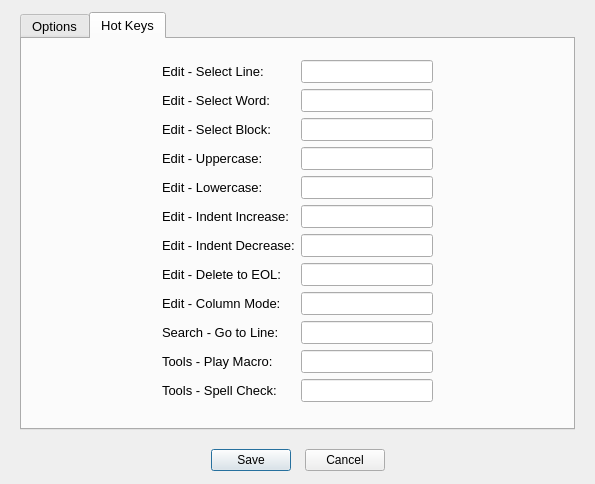
Qt form forms/dialog_options.ui (copperspice/diamond) before a commit.
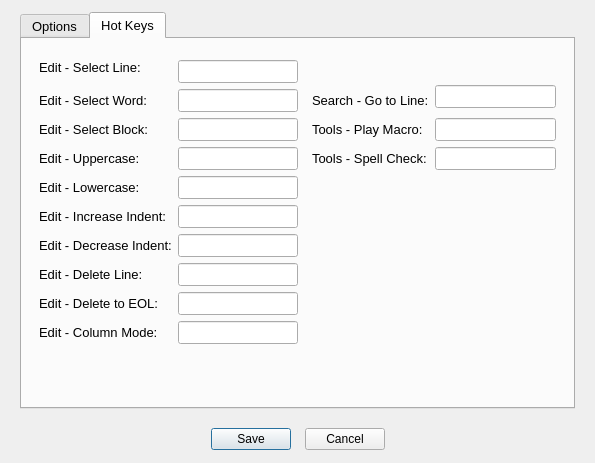
The same form after that commit. Custom widgets are drawn as their Qt base class.

Commit message: Modified icons, added delete to end of line

```diff
--- a/forms/dialog_options.ui
+++ b/forms/dialog_options.ui
@@ -10,7 +10,7 @@
     <x>0</x>
     <y>0</y>
     <width>595</width>
-    <height>484</height>
+    <height>463</height>
    </rect>
   </property>
   <property name="windowTitle">
@@ -453,61 +453,79 @@
        <string>Hot Keys</string>
       </attribute>
       <layout class="QGridLayout" name="gridLayout_2">
-       <item row="5" column="1">
-        <widget class="QLabel" name="label_11">
-         <property name="font">
-          <font>
-           <pointsize>10</pointsize>
-          </font>
+       <item row="14" column="4">
+        <spacer name="verticalSpacer_5">
+         <property name="orientation">
+          <enum>Qt::Vertical</enum>
          </property>
-         <property name="text">
-          <string>Edit - Lowercase:</string>
+         <property name="sizeType">
+          <enum>QSizePolicy::Expanding</enum>
          </property>
-        </widget>
+         <property name="sizeHint" stdset="0">
+          <size>
+           <width>20</width>
+           <height>12</height>
+          </size>
+         </property>
+        </spacer>
        </item>
-       <item row="6" column="1">
-        <widget class="QLabel" name="label_16">
-         <property name="font">
-          <font>
-           <pointsize>10</pointsize>
-          </font>
+       <item row="4" column="0">
+        <spacer name="horizontalSpacer">
+         <property name="orientation">
+          <enum>Qt::Horizontal</enum>
          </property>
-         <property name="text">
-          <string>Edit - Indent Increase:</string>
+         <property name="sizeType">
+          <enum>QSizePolicy::Fixed</enum>
          </property>
-        </widget>
+         <property name="sizeHint" stdset="0">
+          <size>
+           <width>8</width>
+           <height>20</height>
+          </size>
+         </property>
+        </spacer>
        </item>
-       <item row="5" column="2">
-        <widget class="KeyLineEdit" name="key_lower">
+       <item row="6" column="4">
+        <widget class="QLabel" name="label_15">
          <property name="font">
           <font>
            <pointsize>10</pointsize>
           </font>
          </property>
+         <property name="text">
+          <string>Tools - Spell Check:</string>
+         </property>
         </widget>
        </item>
-       <item row="3" column="2">
-        <widget class="KeyLineEdit" name="key_selectBlock">
-         <property name="font">
-          <font>
-           <pointsize>10</pointsize>
-          </font>
+       <item row="6" column="6">
+        <spacer name="horizontalSpacer_2">
+         <property name="orientation">
+          <enum>Qt::Horizontal</enum>
          </property>
-        </widget>
+         <property name="sizeType">
+          <enum>QSizePolicy::Fixed</enum>
+         </property>
+         <property name="sizeHint" stdset="0">
+          <size>
+           <width>8</width>
+           <height>20</height>
+          </size>
+         </property>
+        </spacer>
        </item>
-       <item row="7" column="1">
-        <widget class="QLabel" name="label_17">
+       <item row="4" column="4">
+        <widget class="QLabel" name="label_14">
          <property name="font">
           <font>
            <pointsize>10</pointsize>
           </font>
          </property>
          <property name="text">
-          <string>Edit - Indent Decrease:</string>
+          <string>Tools - Play Macro:</string>
          </property>
         </widget>
        </item>
-       <item row="10" column="1">
+       <item row="3" column="4">
         <widget class="QLabel" name="label_9">
          <property name="font">
           <font>
@@ -519,61 +537,7 @@
          </property>
         </widget>
        </item>
-       <item row="8" column="1">
-        <widget class="QLabel" name="label_18">
-         <property name="font">
-          <font>
-           <pointsize>10</pointsize>
-          </font>
-         </property>
-         <property name="text">
-          <string>Edit - Delete to EOL:</string>
-         </property>
-        </widget>
-       </item>
-       <item row="6" column="2">
-        <widget class="KeyLineEdit" name="key_indentIncr">
-         <property name="font">
-          <font>
-           <pointsize>10</pointsize>
-          </font>
-         </property>
-        </widget>
-       </item>
-       <item row="7" column="2">
-        <widget class="KeyLineEdit" name="key_indentDecr">
-         <property name="font">
-          <font>
-           <pointsize>10</pointsize>
-          </font>
-         </property>
-        </widget>
-       </item>
-       <item row="11" column="2">
-        <widget class="KeyLineEdit" name="key_macroPlay">
-         <property name="font">
-          <font>
-           <pointsize>10</pointsize>
-          </font>
-         </property>
-        </widget>
-       </item>
-       <item row="4" column="1">
-        <widget class="QLabel" name="label_13">
-         <property name="font">
-          <font>
-           <pointsize>10</pointsize>
-          </font>
-         </property>
-         <property name="text">
-          <string>Edit - Uppercase:</string>
-         </property>
-        </widget>
-       </item>
-       <item row="8" column="2">
-        <widget class="KeyLineEdit" name="key_deleteEOL"/>
-       </item>
-       <item row="2" column="1">
+       <item row="3" column="1">
         <widget class="QLabel" name="label_8">
          <property name="font">
           <font>
@@ -585,32 +549,7 @@
          </property>
         </widget>
        </item>
-       <item row="12" column="1">
-        <widget class="QLabel" name="label_15">
-         <property name="font">
-          <font>
-           <pointsize>10</pointsize>
-          </font>
-         </property>
-         <property name="text">
-          <string>Tools - Spell Check:</string>
-         </property>
-        </widget>
-       </item>
-       <item row="13" column="2">
-        <spacer name="verticalSpacer_5">
-         <property name="orientation">
-          <enum>Qt::Vertical</enum>
-         </property>
-         <property name="sizeHint" stdset="0">
-          <size>
-           <width>20</width>
-           <height>12</height>
-          </size>
-         </property>
-        </spacer>
-       </item>
-       <item row="2" column="2">
+       <item row="3" column="2">
         <widget class="KeyLineEdit" name="key_selectWord">
          <property name="font">
           <font>
@@ -619,16 +558,7 @@
          </property>
         </widget>
        </item>
-       <item row="12" column="2">
-        <widget class="KeyLineEdit" name="key_spellCheck">
-         <property name="font">
-          <font>
-           <pointsize>10</pointsize>
-          </font>
-         </property>
-        </widget>
-       </item>
-       <item row="3" column="1">
+       <item row="4" column="1">
         <widget class="QLabel" name="label_12">
          <property name="font">
           <font>
@@ -640,53 +570,52 @@
          </property>
         </widget>
        </item>
-       <item row="9" column="1">
-        <widget class="QLabel" name="label_10">
+       <item row="4" column="2">
+        <widget class="KeyLineEdit" name="key_selectBlock">
+         <property name="font">
+          <font>
+           <pointsize>10</pointsize>
+          </font>
+         </property>
+        </widget>
+       </item>
+       <item row="4" column="5">
+        <widget class="KeyLineEdit" name="key_macroPlay">
+         <property name="font">
+          <font>
+           <pointsize>10</pointsize>
+          </font>
+         </property>
+        </widget>
+       </item>
+       <item row="8" column="1">
+        <widget class="QLabel" name="label_11">
          <property name="font">
           <font>
            <pointsize>10</pointsize>
           </font>
          </property>
          <property name="text">
-          <string>Edit - Column Mode:</string>
+          <string>Edit - Lowercase:</string>
          </property>
         </widget>
        </item>
-       <item row="5" column="0">
-        <spacer name="horizontalSpacer_4">
+       <item row="0" column="4">
+        <spacer name="verticalSpacer_6">
          <property name="orientation">
-          <enum>Qt::Horizontal</enum>
+          <enum>Qt::Vertical</enum>
          </property>
-         <property name="sizeHint" stdset="0">
-          <size>
-           <width>125</width>
-           <height>20</height>
-          </size>
+         <property name="sizeType">
+          <enum>QSizePolicy::Fixed</enum>
          </property>
-        </spacer>
-       </item>
-       <item row="5" column="3">
-        <spacer name="horizontalSpacer_2">
-         <property name="orientation">
-          <enum>Qt::Horizontal</enum>
-         </property>
          <property name="sizeHint" stdset="0">
           <size>
-           <width>125</width>
-           <height>20</height>
+           <width>20</width>
+           <height>12</height>
           </size>
          </property>
         </spacer>
        </item>
-       <item row="1" column="2">
-        <widget class="KeyLineEdit" name="key_selectLine">
-         <property name="font">
-          <font>
-           <pointsize>10</pointsize>
-          </font>
-         </property>
-        </widget>
-       </item>
        <item row="1" column="1">
         <widget class="QLabel" name="label_7">
          <property name="font">
@@ -699,19 +628,16 @@
          </property>
         </widget>
        </item>
-       <item row="11" column="1">
-        <widget class="QLabel" name="label_14">
+       <item row="1" column="2" rowspan="2">
+        <widget class="KeyLineEdit" name="key_selectLine">
          <property name="font">
           <font>
            <pointsize>10</pointsize>
           </font>
          </property>
-         <property name="text">
-          <string>Tools - Play Macro:</string>
-         </property>
         </widget>
        </item>
-       <item row="10" column="2">
+       <item row="2" column="5" rowspan="2">
         <widget class="KeyLineEdit" name="key_goLine">
          <property name="font">
           <font>
@@ -720,8 +646,8 @@
          </property>
         </widget>
        </item>
-       <item row="4" column="2">
-        <widget class="KeyLineEdit" name="key_upper">
+       <item row="8" column="2">
+        <widget class="KeyLineEdit" name="key_lower">
          <property name="font">
           <font>
            <pointsize>10</pointsize>
@@ -729,7 +655,91 @@
          </property>
         </widget>
        </item>
+       <item row="9" column="1">
+        <widget class="QLabel" name="label_16">
+         <property name="font">
+          <font>
+           <pointsize>10</pointsize>
+          </font>
+         </property>
+         <property name="text">
+          <string>Edit - Increase Indent:</string>
+         </property>
+        </widget>
+       </item>
        <item row="9" column="2">
+        <widget class="KeyLineEdit" name="key_indentIncr">
+         <property name="font">
+          <font>
+           <pointsize>10</pointsize>
+          </font>
+         </property>
+        </widget>
+       </item>
+       <item row="10" column="1">
+        <widget class="QLabel" name="label_17">
+         <property name="font">
+          <font>
+           <pointsize>10</pointsize>
+          </font>
+         </property>
+         <property name="text">
+          <string>Edit - Decrease Indent:</string>
+         </property>
+        </widget>
+       </item>
+       <item row="10" column="2">
+        <widget class="KeyLineEdit" name="key_indentDecr">
+         <property name="font">
+          <font>
+           <pointsize>10</pointsize>
+          </font>
+         </property>
+        </widget>
+       </item>
+       <item row="11" column="1">
+        <widget class="QLabel" name="label_20">
+         <property name="font">
+          <font>
+           <pointsize>10</pointsize>
+          </font>
+         </property>
+         <property name="text">
+          <string>Edit - Delete Line:</string>
+         </property>
+        </widget>
+       </item>
+       <item row="11" column="2">
+        <widget class="KeyLineEdit" name="key_deleteLine"/>
+       </item>
+       <item row="12" column="1">
+        <widget class="QLabel" name="label_18">
+         <property name="font">
+          <font>
+           <pointsize>10</pointsize>
+          </font>
+         </property>
+         <property name="text">
+          <string>Edit - Delete to EOL:</string>
+         </property>
+        </widget>
+       </item>
+       <item row="12" column="2">
+        <widget class="KeyLineEdit" name="key_deleteEOL"/>
+       </item>
+       <item row="13" column="1">
+        <widget class="QLabel" name="label_10">
+         <property name="font">
+          <font>
+           <pointsize>10</pointsize>
+          </font>
+         </property>
+         <property name="text">
+          <string>Edit - Column Mode:</string>
+         </property>
+        </widget>
+       </item>
+       <item row="13" column="2">
         <widget class="KeyLineEdit" name="key_columnMode">
          <property name="font">
           <font>
@@ -738,22 +748,52 @@
          </property>
         </widget>
        </item>
-       <item row="0" column="2">
-        <spacer name="verticalSpacer_6">
+       <item row="4" column="3">
+        <spacer name="horizontalSpacer_3">
          <property name="orientation">
-          <enum>Qt::Vertical</enum>
+          <enum>Qt::Horizontal</enum>
          </property>
          <property name="sizeType">
           <enum>QSizePolicy::Fixed</enum>
          </property>
          <property name="sizeHint" stdset="0">
           <size>
-           <width>20</width>
-           <height>12</height>
+           <width>8</width>
+           <height>20</height>
           </size>
          </property>
         </spacer>
        </item>
+       <item row="6" column="5">
+        <widget class="KeyLineEdit" name="key_spellCheck">
+         <property name="font">
+          <font>
+           <pointsize>10</pointsize>
+          </font>
+         </property>
+        </widget>
+       </item>
+       <item row="6" column="2">
+        <widget class="KeyLineEdit" name="key_upper">
+         <property name="font">
+          <font>
+           <pointsize>10</pointsize>
+          </font>
+         </property>
+        </widget>
+       </item>
+       <item row="6" column="1">
+        <widget class="QLabel" name="label_13">
+         <property name="font">
+          <font>
+           <pointsize>10</pointsize>
+          </font>
+         </property>
+         <property name="text">
+          <string>Edit - Uppercase:</string>
+         </property>
+        </widget>
+       </item>
       </layout>
      </widget>
     </widget>
```
Left out of the diff: 158 changed lines with no effect on the pictures. The commit also changes 46 other files.
